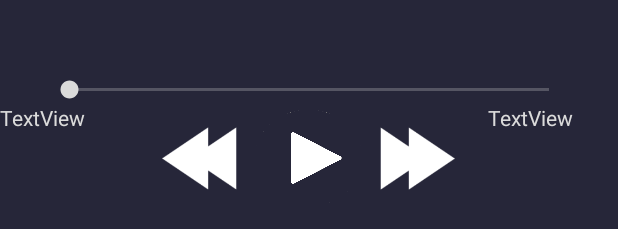
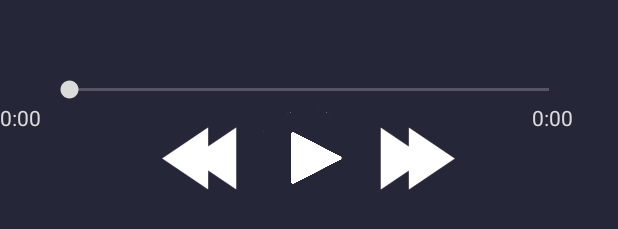
Before and after one commit to TomDuthoit/ProjetAndroid, an Android app: the layout activity_player.xml on its own in the app's theme, with its tools: preview values and no code run, on a phone screen of 412 x 824 dp. Shown: the part 969-1198 px from the top of the screen. Run offline under Robolectric (Android 15) with nearby library versions, the phone set to English and light mode, and no system bars.

Commit message:
Le Player est là

```diff
--- a/PlayerAudio/app/src/main/AndroidManifest.xml
+++ b/PlayerAudio/app/src/main/AndroidManifest.xml
@@ -16,6 +16,7 @@
                 <category android:name="android.intent.category.LAUNCHER" />
             </intent-filter>
         </activity>
+        <activity android:name=".Player"></activity>
     </application>
 
 </manifest>
--- a/PlayerAudio/app/src/main/res/layout/activity_player.xml
+++ b/PlayerAudio/app/src/main/res/layout/activity_player.xml
@@ -56,21 +56,21 @@
         app:srcCompat="@drawable/musicnote" />
 
     <TextView
-        android:id="@+id/textView"
+        android:id="@+id/timeEnd"
         android:layout_width="wrap_content"
         android:layout_height="wrap_content"
         android:layout_alignEnd="@+id/progressBar"
         android:layout_below="@+id/progressBar"
         android:textColor="@color/grisClair"
-        android:text="TextView" />
+        android:text="@string/defaultTime" />
 
     <TextView
-        android:id="@+id/textView2"
+        android:id="@+id/timeNow"
         android:layout_width="wrap_content"
         android:layout_height="wrap_content"
         android:layout_alignParentStart="true"
         android:layout_below="@+id/progressBar"
         android:textColor="@color/grisClair"
-        android:text="TextView" />
+        android:text="@string/defaultTime" />
 
 </RelativeLayout>
--- a/PlayerAudio/app/src/main/res/values/strings.xml
+++ b/PlayerAudio/app/src/main/res/values/strings.xml
@@ -1,3 +1,4 @@
 <resources>
     <string name="app_name">PlayerAudio</string>
+    <string name="defaultTime">0:00</string>
 </resources>
```
Also changed, not shown: PlayerAudio/app/src/main/java/com/example/isen/playeraudio/Player.java (+23 -5 lines), PlayerAudio/app/src/main/res/drawable-v24/pausebutton.png (added), PlayerAudio/app/src/main/res/drawable/pausebutton.png (added).
